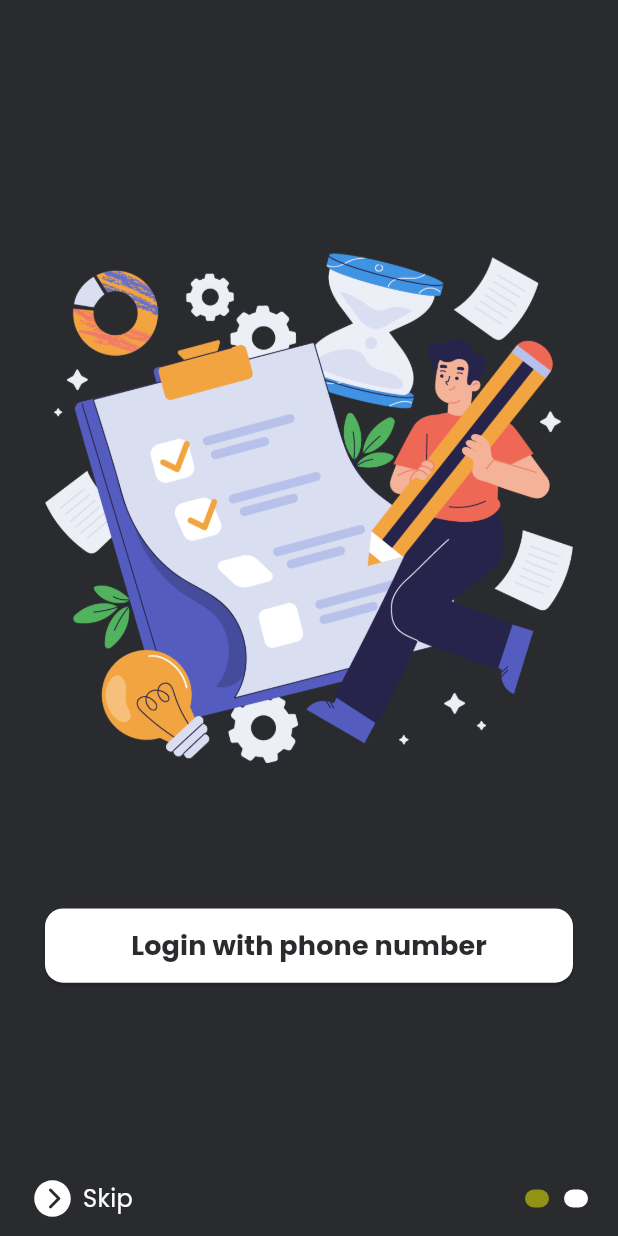
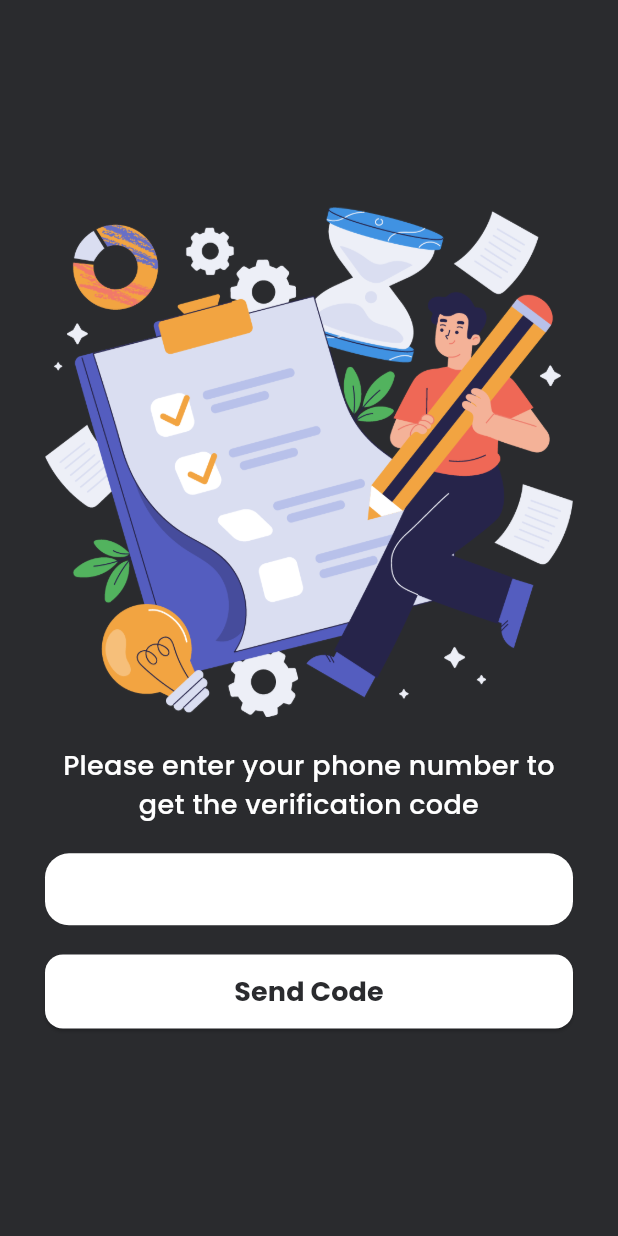
Before and after one commit to BirkanVaran/Task-Management-Flutter-App, a Flutter app: the screen it shows after launch, after a tap on "Skip", after a tap on "Login with phone number", on a phone screen of 412 x 824 dp. Run offline on Flutter 3.47's test engine with Material 3 defaults, Android fonts, the phone set to English and light mode, and no system bars; drawn by our look-alikes of smooth_page_indicator; our stand-ins replace flutter_screenutil, flutter_vector_icons, google_fonts.

Commit message:
Created Sign In screen

```diff
--- /dev/null
+++ b/lib/features/authentication/views/otp_verification_screen.dart
@@ -0,0 +1,21 @@
+import 'package:flutter/material.dart';
+import 'package:google_fonts/google_fonts.dart';
+import 'package:todo_app/core/resources/colours.dart';
+
+class OTPVerificationScreen extends StatelessWidget {
+  const OTPVerificationScreen({super.key});
+
+  @override
+  Widget build(BuildContext context) {
+    return Scaffold(
+      body: Center(
+        child: Text(
+          'OTP Verification Screen',
+          style: GoogleFonts.poppins(
+            color: AppColors.light,
+          ),
+        ),
+      ),
+    );
+  }
+}
--- /dev/null
+++ b/lib/features/authentication/views/sign_in_screen.dart
@@ -0,0 +1,80 @@
+import 'package:flutter/material.dart';
+import 'package:google_fonts/google_fonts.dart';
+import 'package:todo_app/core/common/widgets/round_button.dart';
+import 'package:todo_app/core/common/widgets/white_space.dart';
+import 'package:todo_app/core/resources/colours.dart';
+import 'package:todo_app/core/resources/image_res.dart';
+import 'package:todo_app/features/authentication/views/otp_verification_screen.dart';
+
+class SignInScreen extends StatelessWidget {
+  const SignInScreen({super.key});
+
+  @override
+  Widget build(BuildContext context) {
+    final border = OutlineInputBorder(
+      borderSide: BorderSide.none,
+      borderRadius: BorderRadius.circular(16),
+    );
+    return Scaffold(
+      backgroundColor: AppColors.darkBackground,
+      body: SafeArea(
+        child: Center(
+          child: ListView(
+            shrinkWrap:
+                true, //! ListView'in sadece kullanıldığı alan kadar yer kaplamasını sağlar. Böylelikle Center() widget'i ile wraplanabilir.
+            physics: const PageScrollPhysics(),
+            padding: const EdgeInsets.symmetric(horizontal: 30),
+            children: [
+              Image.asset(ImageRes.toDo),
+              const WhiteSpace(
+                height: 20,
+              ),
+              Text(
+                'Please enter your phone number to get the verification code',
+                textAlign: TextAlign.center,
+                style: GoogleFonts.poppins(
+                  fontSize: 18,
+                  fontWeight: FontWeight.w500,
+                  color: AppColors.light,
+                ),
+              ),
+              const WhiteSpace(
+                height: 20,
+              ),
+              TextField(
+                keyboardType: TextInputType.phone,
+                style: GoogleFonts.poppins(
+                  fontSize: 18,
+                  color: AppColors.darkBackground,
+                  fontWeight: FontWeight.bold,
+                ),
+                decoration: InputDecoration(
+                  filled: true,
+                  fillColor: AppColors.light,
+                  contentPadding: const EdgeInsets.symmetric(
+                    horizontal: 16,
+                    vertical: 4,
+                  ),
+                  focusedBorder: border,
+                  enabledBorder: border,
+                ),
+              ),
+              const WhiteSpace(height: 20),
+              RoundButton(
+                text: 'Send Code',
+                onPressed: () {
+                  Navigator.push(
+                    context,
+                    MaterialPageRoute(
+                      builder: (_) => const OTPVerificationScreen(),
+                    ),
+                  );
+                },
+              ),
+            ],
+          ),
+        ),
+      ),
+    );
+  }
+}
--- a/lib/features/on_boarding/views/on_boarding_screen.dart
+++ b/lib/features/on_boarding/views/on_boarding_screen.dart
@@ -33,12 +33,12 @@ class _OnBoardingScreenState extends State<OnBoardingScreen> {
   @override
   Widget build(BuildContext context) {
     return Scaffold(
-      backgroundColor: AppColors.darkBackground,
       body: SafeArea(
         child: Stack(
           alignment: Alignment.bottomCenter,
           children: [
             PageView(
+              // physics: const PageScrollPhysics(),
               controller: pageController,
               children: const [FirstPage(), SecondPage()],
             ),
--- a/lib/features/on_boarding/views/widgets/second_page.dart
+++ b/lib/features/on_boarding/views/widgets/second_page.dart
@@ -2,6 +2,7 @@ import 'package:flutter/material.dart';
 import 'package:todo_app/core/common/widgets/round_button.dart';
 import 'package:todo_app/core/common/widgets/white_space.dart';
 import 'package:todo_app/core/resources/image_res.dart';
+import 'package:todo_app/features/authentication/views/sign_in_screen.dart';
 
 class SecondPage extends StatelessWidget {
   const SecondPage({super.key});
@@ -17,7 +18,14 @@ class SecondPage extends StatelessWidget {
           const WhiteSpace(height: 100),
           RoundButton(
             text: 'Login with phone number',
-            onPressed: () {},
+            onPressed: () {
+              Navigator.push(
+                context,
+                MaterialPageRoute(
+                  builder: (_) => const SignInScreen(),
+                ),
+              );
+            },
           ),
         ],
       ),
--- a/lib/main.dart
+++ b/lib/main.dart
@@ -1,5 +1,6 @@
 import 'package:flutter/material.dart';
 import 'package:flutter_screenutil/flutter_screenutil.dart';
+import 'package:todo_app/core/resources/colours.dart';
 import 'package:todo_app/features/on_boarding/views/on_boarding_screen.dart';
 
 void main() {
@@ -23,6 +24,7 @@ class MyApp extends StatelessWidget {
           title: 'ToDo App',
           theme: ThemeData(
             colorScheme: ColorScheme.fromSeed(seedColor: Colors.deepPurple),
+            scaffoldBackgroundColor: AppColors.darkBackground,
             useMaterial3: true,
           ),
           home: const OnBoardingScreen(),
```
